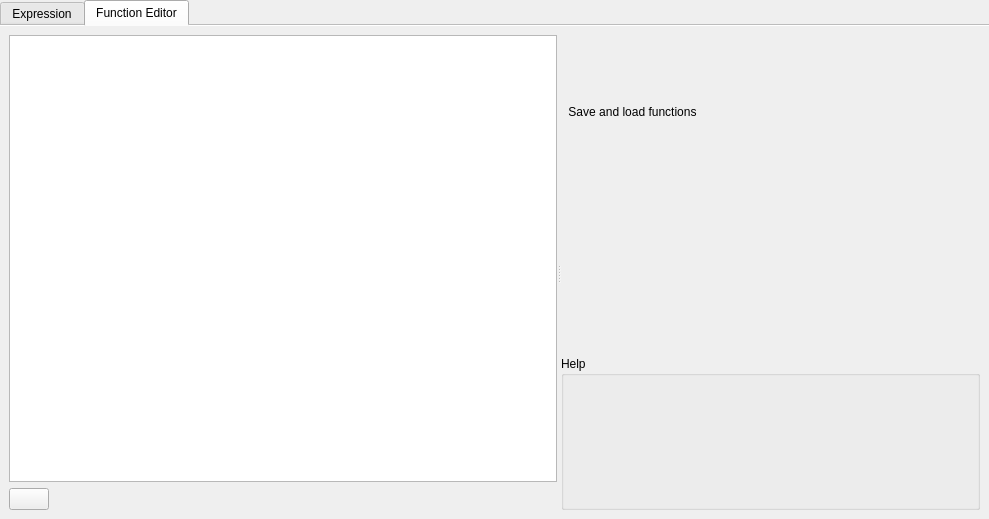
qgis/QGIS, file src/ui/qgsexpressionbuilder.ui: the form before one commit.
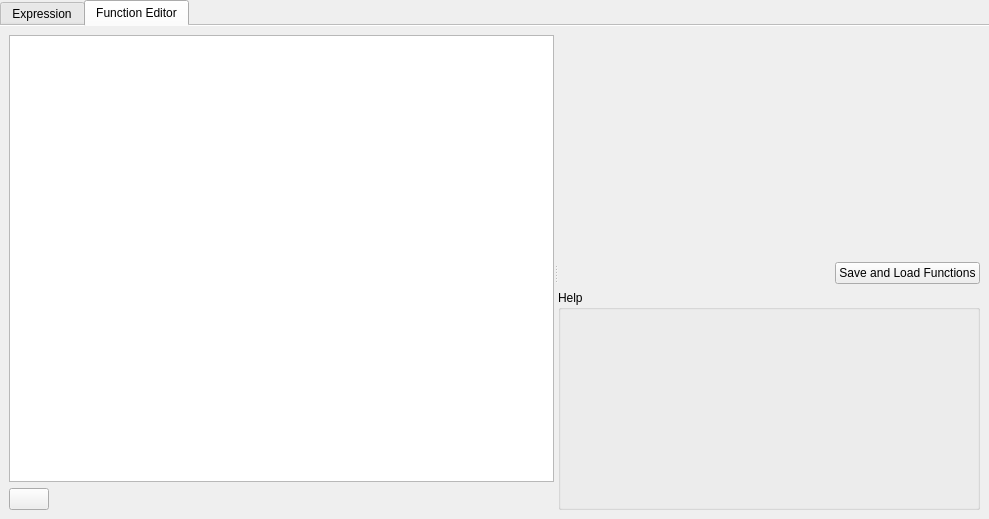
The form after the commit. The open tabs and pages were chosen to show the change. Icons and pictures are not drawn. Custom widgets are drawn as their Qt base class.

Commit message: [needs-docs] Follow up UX fixes for moving custom function help

Patch:
```diff
--- a/src/ui/qgsexpressionbuilder.ui
+++ b/src/ui/qgsexpressionbuilder.ui
@@ -694,6 +694,9 @@
            <property name="bottomMargin">
             <number>0</number>
            </property>
+           <item>
+            <widget class="QgsCodeEditorPython" name="txtPython" native="true"/>
+           </item>
            <item>
             <layout class="QHBoxLayout" name="horizontalLayout_5">
              <property name="sizeConstraint">
@@ -703,26 +706,9 @@
               <number>0</number>
              </property>
              <item>
-              <widget class="QToolButton" name="btnRun">
-               <property name="toolTip">
-                <string>Run the current editor text in QGIS (also saves current script).
-
-Use this when testing your functions.
-
-Saved scripts are auto loaded on QGIS startup.</string>
-               </property>
+              <widget class="QLabel" name="lblAutoSave">
                <property name="text">
-                <string>Save and load functions</string>
-               </property>
-               <property name="icon">
-                <iconset resource="../../images/images.qrc">
-                 <normaloff>:/images/themes/default/mActionStart.svg</normaloff>:/images/themes/default/mActionStart.svg</iconset>
-               </property>
-               <property name="toolButtonStyle">
-                <enum>Qt::ToolButtonTextBesideIcon</enum>
-               </property>
-               <property name="autoRaise">
-                <bool>true</bool>
+                <string/>
                </property>
               </widget>
              </item>
@@ -743,17 +729,25 @@
               </spacer>
              </item>
              <item>
-              <widget class="QLabel" name="lblAutoSave">
+              <widget class="QPushButton" name="btnRun">
+               <property name="toolTip">
+                <string>Run the current editor text in QGIS (also saves current script).
+
+Use this when testing your functions.
+
+Saved scripts are auto loaded on QGIS startup.</string>
+               </property>
                <property name="text">
-                <string/>
+                <string>Save and Load Functions</string>
+               </property>
+               <property name="icon">
+                <iconset resource="../../images/images.qrc">
+                 <normaloff>:/images/themes/default/mActionStart.svg</normaloff>:/images/themes/default/mActionStart.svg</iconset>
                </property>
               </widget>
              </item>
             </layout>
            </item>
-           <item>
-            <widget class="QgsCodeEditorPython" name="txtPython" native="true"/>
-           </item>
            <item>
             <widget class="QgsCollapsibleGroupBox" name="groupBox">
              <property name="title">
```
